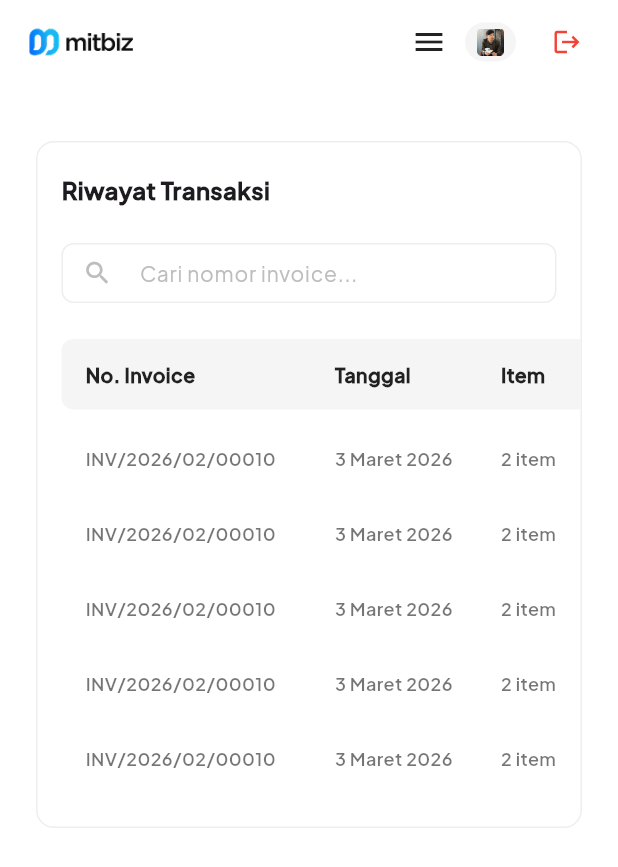
After one commit to Zhprn/mitbizz-app, a Flutter app: the RiwayatTransaksiPage screen opened by its route, on a phone screen of 412 x 824 dp. The commit adds this screen. Shown: the top 867 px of the screen. Run offline on Flutter 3.47's test engine with Material 3 defaults, Android fonts, the light colour scheme and no system bars; our stand-ins replace device_preview.

Commit message:
adding-transaction-history-page

```diff
--- a/lib/core/widgets/custom_app_bar.dart
+++ b/lib/core/widgets/custom_app_bar.dart
@@ -42,7 +42,13 @@ class CustomAppBar extends StatelessWidget implements PreferredSizeWidget {
               AppRoutes.transaksi,
             ),
             _navItem(context, "Stok", Icons.inventory_2_outlined, false, "#"),
-            _navItem(context, "Riwayat", Icons.history, false, "#"),
+            _navItem(
+              context,
+              "Riwayat",
+              Icons.history,
+              false,
+              AppRoutes.riwayat_transaksi,
+            ),
           ],
         ],
       ),
@@ -78,7 +84,11 @@ class CustomAppBar extends StatelessWidget implements PreferredSizeWidget {
             ),
             _buildPopupItem("Transaksi", Icons.swap_horiz, AppRoutes.transaksi),
             _buildPopupItem("Stok", Icons.inventory_2_outlined, "#"),
-            _buildPopupItem("Riwayat", Icons.history, "#"),
+            _buildPopupItem(
+              "Riwayat",
+              Icons.history,
+              AppRoutes.riwayat_transaksi,
+            ),
           ],
     );
   }
--- /dev/null
+++ b/lib/features/riwayat_transaksi/pages/riwayat_transaksi_page.dart
@@ -0,0 +1,303 @@
+import 'package:flutter/material.dart';
+import '../../../core/widgets/custom_app_bar.dart';
+
+class RiwayatTransaksiPage extends StatefulWidget {
+  const RiwayatTransaksiPage({super.key});
+
+  @override
+  State<RiwayatTransaksiPage> createState() => _RiwayatTransaksiPageState();
+}
+
+class _RiwayatTransaksiPageState extends State<RiwayatTransaksiPage> {
+  final List<Map<String, dynamic>> transactionData = [
+    {
+      "invoice": "INV/2026/02/00010",
+      "tanggal": "3 Maret 2026",
+      "item": "2 item",
+      "subtotal": "Rp 91.000",
+      "diskon": "-",
+      "pajak": "Rp 9.100",
+      "total": "Rp 100.100",
+      "pembayaran": "Debit Card",
+    },
+    {
+      "invoice": "INV/2026/02/00010",
+      "tanggal": "3 Maret 2026",
+      "item": "2 item",
+      "subtotal": "Rp 91.000",
+      "diskon": "-",
+      "pajak": "Rp 9.100",
+      "total": "Rp 100.100",
+      "pembayaran": "Debit Card",
+    },
+    {
+      "invoice": "INV/2026/02/00010",
+      "tanggal": "3 Maret 2026",
+      "item": "2 item",
+      "subtotal": "Rp 91.000",
+      "diskon": "-",
+      "pajak": "Rp 9.100",
+      "total": "Rp 100.100",
+      "pembayaran": "Debit Card",
+    },
+    {
+      "invoice": "INV/2026/02/00010",
+      "tanggal": "3 Maret 2026",
+      "item": "2 item",
+      "subtotal": "Rp 91.000",
+      "diskon": "-",
+      "pajak": "Rp 9.100",
+      "total": "Rp 100.100",
+      "pembayaran": "Debit Card",
+    },
+    {
+      "invoice": "INV/2026/02/00010",
+      "tanggal": "3 Maret 2026",
+      "item": "2 item",
+      "subtotal": "Rp 91.000",
+      "diskon": "-",
+      "pajak": "Rp 9.100",
+      "total": "Rp 100.100",
+      "pembayaran": "Debit Card",
+    },
+  ];
+
+  @override
+  Widget build(BuildContext context) {
+    double screenWidth = MediaQuery.of(context).size.width;
+    bool isMobile = screenWidth < 600;
+
+    return Scaffold(
+      backgroundColor: Colors.white,
+      appBar: const CustomAppBar(activeMenu: "Riwayat Transaksi"),
+      body: Column(
+        children: [
+          Expanded(
+            child: SingleChildScrollView(
+              padding: const EdgeInsets.all(24.0),
+              child: Container(
+                decoration: BoxDecoration(
+                  color: Colors.white,
+                  border: Border.all(color: Colors.grey.shade200),
+                  borderRadius: BorderRadius.circular(12),
+                ),
+                child: Column(
+                  crossAxisAlignment: CrossAxisAlignment.start,
+                  children: [
+                    const Padding(
+                      padding: EdgeInsets.only(left: 16, top: 20, bottom: 8),
+                      child: Text(
+                        "Riwayat Transaksi",
+                        style: TextStyle(
+                          fontSize: 16,
+                          fontWeight: FontWeight.w800,
+                        ),
+                      ),
+                    ),
+                    Padding(
+                      padding: const EdgeInsets.all(16.0),
+                      child: SizedBox(
+                        width: isMobile ? double.infinity : 400,
+                        height: 40,
+                        child: TextField(
+                          decoration: InputDecoration(
+                            hintText: "Cari nomor invoice...",
+                            hintStyle: TextStyle(
+                              color: Colors.grey.shade400,
+                              fontSize: 14,
+                            ),
+                            prefixIcon: Icon(
+                              Icons.search,
+                              color: Colors.grey.shade400,
+                              size: 20,
+                            ),
+                            contentPadding: EdgeInsets.zero,
+                            border: OutlineInputBorder(
+                              borderRadius: BorderRadius.circular(8),
+                              borderSide: BorderSide(
+                                color: Colors.grey.shade300,
+                              ),
+                            ),
+                            enabledBorder: OutlineInputBorder(
+                              borderRadius: BorderRadius.circular(8),
+                              borderSide: BorderSide(
+                                color: Colors.grey.shade200,
+                              ),
+                            ),
+                          ),
+                        ),
+                      ),
+                    ),
+
+                    LayoutBuilder(
+                      builder: (context, constraints) {
+                        double minTableWidth = 950;
+                        double tableWidth =
+                            constraints.maxWidth > minTableWidth
+                                ? constraints.maxWidth
+                                : minTableWidth;
+
+                        return SingleChildScrollView(
+                          scrollDirection: Axis.horizontal,
+                          child: SizedBox(
+                            width: tableWidth,
+                            child: Column(
+                              crossAxisAlignment: CrossAxisAlignment.start,
+                              children: [
+                                Padding(
+                                  padding: const EdgeInsets.symmetric(
+                                    horizontal: 16,
+                                    vertical: 8,
+                                  ),
+                                  child: Container(
+                                    padding: const EdgeInsets.symmetric(
+                                      vertical: 14,
+                                      horizontal: 16,
+                                    ),
+                                    decoration: BoxDecoration(
+                                      color: Colors.grey.shade100,
+                                      borderRadius: BorderRadius.circular(8),
+                                    ),
+                                    child: Row(
+                                      children: [
+                                        _buildFlexTextCell(
+                                          "No. Invoice",
+                                          3,
+                                          true,
+                                        ),
+                                        _buildFlexTextCell("Tanggal", 2, true),
+                                        _buildFlexTextCell("Item", 1, true),
+                                        _buildFlexTextCell("Subtotal", 2, true),
+                                        _buildFlexTextCell("Diskon", 1, true),
+                                        _buildFlexTextCell("Pajak", 2, true),
+                                        _buildFlexTextCell("Total", 2, true),
+                                        _buildFlexTextCell(
+                                          "Pembayaran",
+                                          2,
+                                          true,
+                                        ),
+                                        _buildFlexTextCell("Aksi", 1, true),
+                                      ],
+                                    ),
+                                  ),
+                                ),
+
+                                ...transactionData.map((data) {
+                                  return Padding(
+                                    padding: const EdgeInsets.symmetric(
+                                      vertical: 12,
+                                      horizontal: 32,
+                                    ),
+                                    child: Row(
+                                      children: [
+                                        _buildFlexTextCell(
+                                          data['invoice'],
+                                          3,
+                                          false,
+                                        ),
+                                        _buildFlexTextCell(
+                                          data['tanggal'],
+                                          2,
+                                          false,
+                                        ),
+                                        _buildFlexTextCell(
+                                          data['item'],
+                                          1,
+                                          false,
+                                        ),
+                                        _buildFlexTextCell(
+                                          data['subtotal'],
+                                          2,
+                                          false,
+                                        ),
+                                        _buildFlexTextCell(
+                                          data['diskon'],
+                                          1,
+                                          false,
+                                        ),
+                                        _buildFlexTextCell(
+                                          data['pajak'],
+                                          2,
+                                          false,
+                                        ),
+                                        _buildFlexTextCell(
+                                          data['total'],
+                                          2,
+                                          false,
+                                        ),
+
+                                        Expanded(
+                                          flex: 2,
+                                          child: Align(
+                                            alignment: Alignment.centerLeft,
+                                            child: Container(
+                                              padding:
+                                                  const EdgeInsets.symmetric(
+                                                    horizontal: 10,
+                                                    vertical: 4,
+                                                  ),
+                                              decoration: BoxDecoration(
+                                                border: Border.all(
+                                                  color: Colors.grey.shade300,
+                                                ),
+                                                borderRadius:
+                                                    BorderRadius.circular(4),
+                                              ),
+                                              child: Text(
+                                                data['pembayaran'],
+                                                style: const TextStyle(
+                                                  fontSize: 11,
+                                                  fontWeight: FontWeight.w600,
+                                                  color: Colors.black87,
+                                                ),
+                                              ),
+                                            ),
+                                          ),
+                                        ),
+
+                                        Expanded(
+                                          flex: 1,
+                                          child: Align(
+                                            alignment: Alignment.centerLeft,
+                                            child: Icon(
+                                              Icons.visibility_outlined,
+                                              size: 20,
+                                              color: Colors.grey.shade500,
+                                            ),
+                                          ),
+                                        ),
+                                      ],
+                                    ),
+                                  );
+                                }).toList(),
+                              ],
+                            ),
+                          ),
+                        );
+                      },
+                    ),
+                    const SizedBox(height: 20),
+                  ],
+                ),
+              ),
+            ),
+          ),
+        ],
+      ),
+    );
+  }
+
+  Widget _buildFlexTextCell(String text, int flex, bool isHeader) {
+    return Expanded(
+      flex: flex,
+      child: Text(
+        text,
+        style: TextStyle(
+          fontSize: isHeader ? 13 : 12,
+          fontWeight: isHeader ? FontWeight.w800 : FontWeight.w600,
+          color: isHeader ? Colors.black87 : Colors.black54,
+        ),
+      ),
+    );
+  }
+}
--- a/lib/main.dart
+++ b/lib/main.dart
@@ -2,6 +2,7 @@ import 'package:flutter/foundation.dart';
 import 'package:flutter/material.dart';
 import 'package:device_preview/device_preview.dart';
 import 'package:intl/date_symbol_data_local.dart';
+import 'package:mitbiz_app/features/riwayat_transaksi/pages/riwayat_transaksi_page.dart';
 import 'package:provider/provider.dart';
 import 'core/providers/shift_provider.dart';
 import 'routes/app_routes.dart';
@@ -49,6 +50,7 @@ class MyApp extends StatelessWidget {
         AppRoutes.login: (context) => const LoginPage(),
         AppRoutes.dashboard: (context) => const DashboardPage(),
         AppRoutes.transaksi: (context) => const TransaksiPage(),
+        AppRoutes.riwayat_transaksi: (context) => const RiwayatTransaksiPage(),
       },
     );
   }
--- a/lib/routes/app_routes.dart
+++ b/lib/routes/app_routes.dart
@@ -2,4 +2,5 @@ class AppRoutes {
   static const login = '/';
   static const dashboard = '/dashboard';
   static const transaksi = '/transaksi';
+  static const riwayat_transaksi = '/riwayat-transaksi';
 }
```
